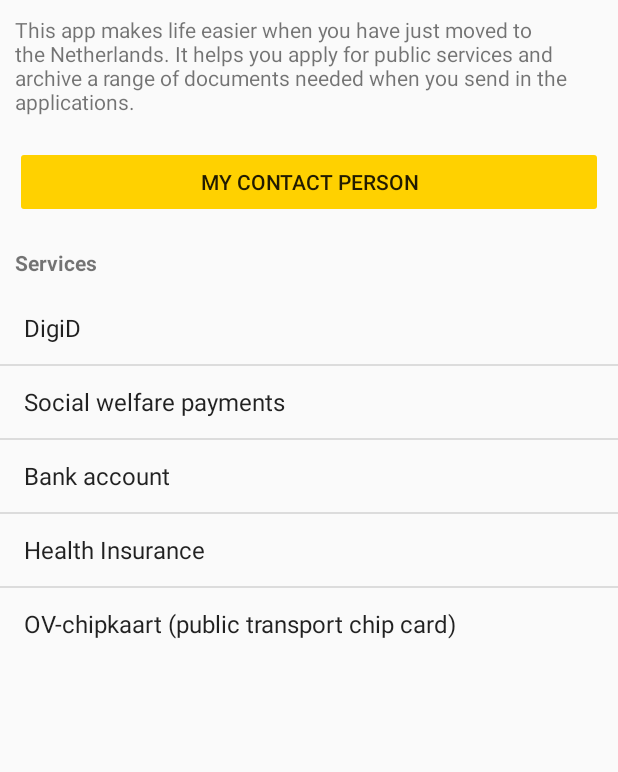
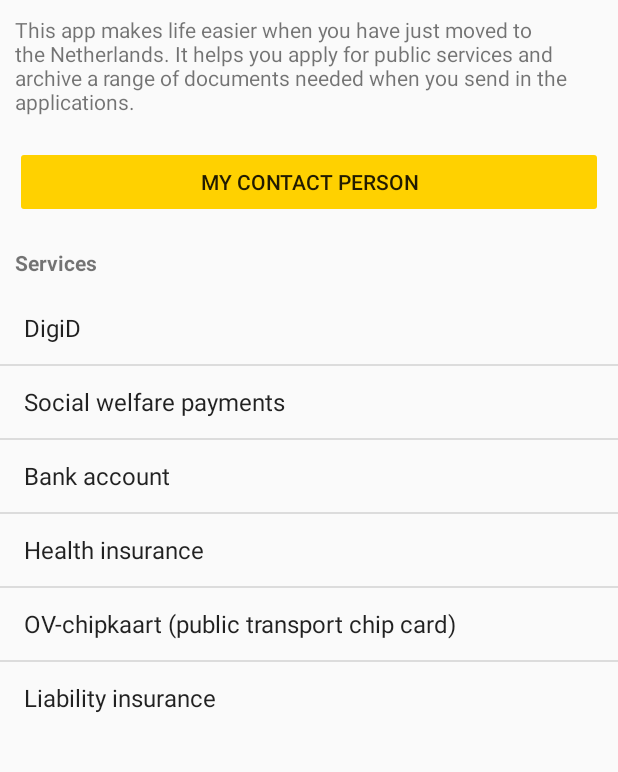
Before and after one commit to devolksbank/NL-Help-U, an Android app: the MainActivity screen opened directly, with no data from a screen before it, on a phone screen of 412 x 824 dp, the part 84-856 px from its top. Run offline under Robolectric (Android 15) with nearby library versions, the phone set to English and light mode, and no system bars.

Commit message:
Added section, info and docs for a liability insurance. In Dutch, English and default strings. Also made some minor improvements.

```diff
--- a/app/src/main/java/nl/devolksbank/nlhelpu/model/FileType.java
+++ b/app/src/main/java/nl/devolksbank/nlhelpu/model/FileType.java
@@ -10,7 +10,7 @@ public enum FileType {
     HOUSE_RENTAL_CONTRACT(5, "filetype-5"),
     BANK_NOTE(6, "filetype-6"),
     PASSPORT_PHOTO(7, "filetype-7"),
-    RZA_HEALTH_INSURANCE_CARD(8,"filetype-8");
+    RZA_HEALTH_INSURANCE_CARD(8, "filetype-8");
 
     private final int id;
     private final String displayName;
--- a/app/src/main/java/nl/devolksbank/nlhelpu/util/SectionsProvider.java
+++ b/app/src/main/java/nl/devolksbank/nlhelpu/util/SectionsProvider.java
@@ -21,6 +21,7 @@ public class SectionsProvider {
         output.add(new SectionModel(3, context.getString(getNameResourceId(3))));
         output.add(new SectionModel(4, context.getString(getNameResourceId(4))));
         output.add(new SectionModel(5, context.getString(getNameResourceId(5))));
+        output.add(new SectionModel(6, context.getString(getNameResourceId(6))));
 
         return output;
     }
@@ -37,6 +38,8 @@ public class SectionsProvider {
                 return R.string.section_4;
             case 5:
                 return R.string.section_5;
+            case 6:
+                return R.string.section_6;
             default:
                 return -1;
         }
@@ -54,6 +57,8 @@ public class SectionsProvider {
                 return R.string.section_header_4;
             case 5:
                 return R.string.section_header_5;
+            case 6:
+                return R.string.section_header_6;
             default:
                 return -1;
         }
@@ -71,6 +76,8 @@ public class SectionsProvider {
                 return R.array.section_details_4;
             case 5:
                 return R.array.section_details_5;
+            case 6:
+                return R.array.section_details_6;
             default:
                 return -1;
         }
@@ -110,6 +117,9 @@ public class SectionsProvider {
             case 5:
                 output.add(FileType.PASSPORT_PHOTO);
                 break;
+            case 6:
+                output.add(FileType.BANK_NOTE);
+                break;
             default:
                 break;
         }
--- a/app/src/main/res/values/strings.xml
+++ b/app/src/main/res/values/strings.xml
@@ -16,7 +16,7 @@
     <string name="button_delete_document_page">Delete</string>
     <string name="button_crop_document_page">Crop</string>
     <string name="document_collection_list_item_present_title">check</string>
-    <string name="document_collection_list_item_not_present_title">todo</string>
+    <string name="document_collection_list_item_not_present_title">add</string>
     <string name="mail_subject">Documents</string>
     <string name="mail_chooser_hint">Pick an Email provider</string>
     <string name="document_activity_header_section">This page shows all pages of the document</string>
@@ -38,14 +38,16 @@
     <string name="section_1">DigiD</string>
     <string name="section_2">Social welfare payments</string>
     <string name="section_3">Bank account</string>
-    <string name="section_4">Health Insurance</string>
+    <string name="section_4">Health insurance</string>
     <string name="section_5">OV-chipkaart (public transport chip card)</string>
+    <string name="section_6">Liability insurance</string>
     <!-- section-headers -->
     <string name="section_header_1">DigiD is your digital ID for government services on the internet. You need it for almost everything, such as applying for a rent-rebate or social welfare payment.</string>
     <string name="section_header_2">You can request social welfare payments when you have insufficient income to live.</string>
     <string name="section_header_3">If you are staying in the Netherlands for more than a few months, it is very useful to have a Dutch payments account. It can be used to get your salary or benefits paid on and you can pay your expenditures with it.</string>
     <string name="section_header_4">Everyone who lives or works in the Netherlands must have a basic Health Insurance. When you live in a Reception Center (AZC), as an asylum seeker, your Health Insurance is provided by the Dutch Government. When your asylum is granted and you move out of the AZC, you have to take care of your Health Insurance yourself. Press i for more information.</string>
     <string name="section_header_5">The OV-chipkaart is a card you can use to pay for public transport in the Netherlands. If you have an OV-chipkaart you don\'t have to buy separate tickets for traveling by bus, train or subway.</string>
+    <string name="section_header_6">A reliabitly insurance covers costs made when you accidentally break or damage something that belongs to someone else. If you live in a reception center (AZC), you have a liability insurance. This is taken care of by the COA. But when you move out of the AZC to you own home, this liability insurance stops.</string>
     <!-- section-details -->
     <string-array name="section_details_1">
         <item>"Are you going to a town hall or to another public institution's office? In many cases, you must show your passport or driver's license. That's how the government knows who you are. On the internet you can digitally identify yourself by using your DigiD. With your DigiD you can log in to government and healthcare websites."</item>
@@ -127,6 +129,23 @@
         <item>• a passport photo in jpg, max. 5 MB</item>
         <item>• A bank account in the Netherlands with Internet Banking or Mobile Banking, because payment is done by iDEAL</item>
     </string-array>
+    <string-array name="section_details_6">
+        <item>When you (accidentally) cause injury or damage to someone else, you are liable. The other person can reclaim the costs of this damage from you. A liability insurance covers these costs for you.</item>
+        <item><![CDATA[<b>How does it work?</b>]]></item>
+        <item>A liability insurance covers costs that occur when you or one of your family members cause damage to another person's possessions or to the other person himself. For example: Mark accidentally breaks Linda\’s vase during a visit at her apartment, Mark can be held responsible (liable) for the financial loss of Linda\’s vase. The vase was worth €150. A liability insurance would cover this damage and Linda would receive €150 from Mark\’s insurance company.</item>
+        <item>A liability insurance also covers costs that occur when you didn\'t cause the damage yourself, but you could still be held responsible for it.For example: Mark returns from his vacation and discovers that one of his water mains burst and caused water damage to his neighbour\’s house. In this case, Mark did not cause the damage himself. However, Mark can be held liable because the accident can be seen as his risk, it is a result from a water main burst in his house. A liability insurance covers these costs as well.</item>
+        <item>Important: a liability insurance does not cover costs of damage that was caused on purpose.</item>
+        <item>A liability insurance is not something you have to have by law in the Netherlands. However, it is highly recommended to have one anyway.</item>
+        <item><![CDATA[<b>Which costs are coverd?</b>]]></item>
+        <item>In general the following costs are covered:</item>
+        <item>• Material damage resulting from accidents that damaged or destroyed another person’s personal belongings.</item>
+        <item>• Medical costs, resulting from accidents that caused injuries.</item>
+        <item>• Legal procedures such as a court case or lawsuit and research that is done by professionals.</item>
+        <item><![CDATA[<b>Who is insured?</b>]]></item>
+        <item>Almost every liability insurance covers other family members as well. In most cases, children are automatically included in the policy. Pets are also generally included. However, there are a lot of differences between insurance companies. Because of this, it is best to compare different liability insurers and read the conditions in the policy well.</item>
+        <item>No documents are needed to apply for a liability insurance. You can apply for one on the internet. You only have to fill out your personal details, including your bank account number (IBAN). For that reason you will find the bank statement noted in the documents section.</item>
+        <item>You can compare different liability insurances (in English) on <![CDATA[<a href="https://www.aansprakelijkheidsverzekering.org/eng/compare-liability-insurance/">https://www.aansprakelijkheidsverzekering.org/eng/compare-liability-insurance/</a>]]></item>
+    </string-array>
     <!-- file types -->
     <string name="filetype_1">ID card</string>
     <string name="filetype_2">Social Security Number letter</string>
```
Also changed, not shown: 2 other files.
